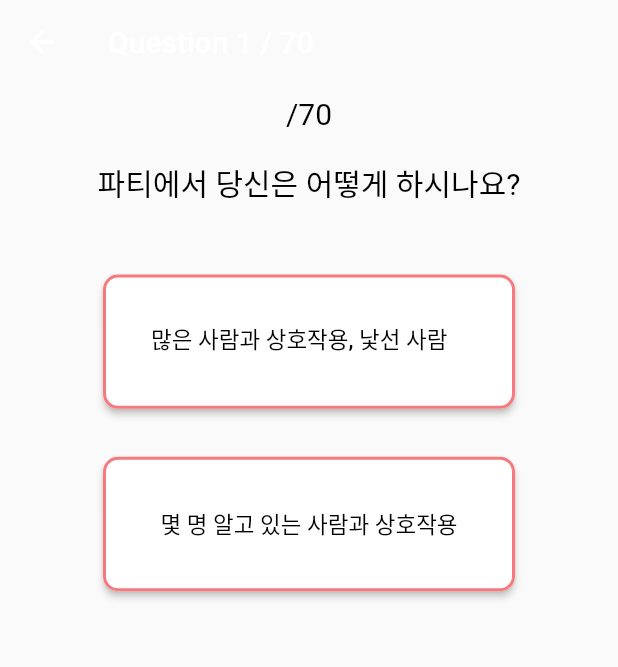
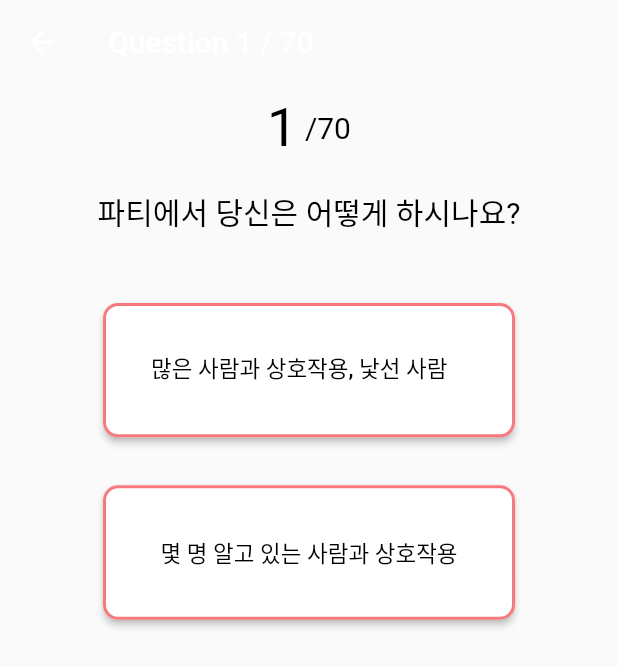
Before and after one commit to 9weeks-flutter-sfac/E1I3-challenge-MBTI-, a Flutter app: the QuestionPage screen opened directly, on a phone screen of 412 x 824 dp. Shown: the top 667 px of the screen. Run offline on Flutter 3.47's test engine with Material 2 defaults, Android fonts, the phone set to English and light mode, and no system bars; Roboto replaces fonts that are missing (PretendardBold, PretendardRegular, PretendardSemiBold).

Commit message:
질문 페이지

```diff
--- a/challenge/your_type_mbti/lib/question_page.dart
+++ b/challenge/your_type_mbti/lib/question_page.dart
@@ -57,7 +57,10 @@ class _QuestionPageState extends State<QuestionPage> {
                   crossAxisAlignment: CrossAxisAlignment.center,
                   mainAxisAlignment: MainAxisAlignment.center,
                   children: [
-                    // Text(),
+                    Text(Questions.mbtiQuestions[index]['num'], style: AppTextstyle.koPtBold36(),),
+                    SizedBox(
+                      width: 5,
+                    ),
                     Center(child: Text('/${Questions.mbtiQuestions.length}', style: AppTextstyle.koPtBold20()))
                   ],
                 ),
--- a/challenge/your_type_mbti/lib/questions.dart
+++ b/challenge/your_type_mbti/lib/questions.dart
@@ -1,6 +1,7 @@
-class Questions{
+class Questions {
   static List<Map<String, dynamic>> mbtiQuestions = [
     {
+      "num": "1",
       "question": "파티에서 당신은 어떻게 하시나요?",
       "options": [
         {"a": "많은 사람과 상호작용, 낯선 사람 포함"},
@@ -8,6 +9,7 @@ static List<Map<String, dynamic>> mbtiQuestions = [
       ]
     },
     {
+      "num": "2",
       "question": "다음 중 어떤 쪽이 더 많이 해당되나요?",
       "options": [
         {"a": "현실적인 편이다"},
@@ -15,6 +17,7 @@ static List<Map<String, dynamic>> mbtiQuestions = [
       ]
     },
     {
+      "num": "3",
       "question": "다음 중 어떤 것이 더 나쁘다고 생각하시나요?",
       "options": [
         {"a": "머리가 구름 속에 있는 것"},
@@ -22,6 +25,7 @@ static List<Map<String, dynamic>> mbtiQuestions = [
       ]
     },
     {
+      "num": "4",
       "question": "다음 중 어떤 것에 더 감명을 받나요?",
       "options": [
         {"a": "원칙"},
@@ -29,6 +33,7 @@ static List<Map<String, dynamic>> mbtiQuestions = [
       ]
     },
     {
+      "num": "5",
       "question": "다음 중 어떤 것에 더 끌리나요?",
       "options": [
         {"a": "납득시키는 것"},
@@ -36,6 +41,7 @@ static List<Map<String, dynamic>> mbtiQuestions = [
       ]
     },
     {
+      "num": "6",
       "question": "일할 때 어떤 스타일을 선호하나요?",
       "options": [
         {"a": "마감일에 맞추어서 일하다"},
@@ -43,6 +49,7 @@ static List<Map<String, dynamic>> mbtiQuestions = [
       ]
     },
     {
+      "num": "7",
       "question": "선택을 할 때 어떤 경향이 있나요?",
       "options": [
         {"a": "상당히 신중하게 선택한다"},
@@ -50,6 +57,7 @@ static List<Map<String, dynamic>> mbtiQuestions = [
       ]
     },
     {
+      "num": "8",
       "question": "파티에서 당신은 어떻게 하시나요?",
       "options": [
         {"a": "더 많은 에너지를 가지고 더 늦게 머무르다"},
@@ -57,6 +65,7 @@ static List<Map<String, dynamic>> mbtiQuestions = [
       ]
     },
     {
+      "num": "9",
       "question": "다음 중 어떤 종류의 사람에 더 끌리나요?",
       "options": [
         {"a": "실제적인 사람"},
@@ -64,6 +73,7 @@ static List<Map<String, dynamic>> mbtiQuestions = [
       ]
     },
     {
+      "num": "10",
       "question": "다음 중 어떤 것에 더 관심이 있나요?",
       "options": [
         {"a": "현재 현실"},
@@ -71,6 +81,7 @@ static List<Map<String, dynamic>> mbtiQuestions = [
       ]
     },
     {
+      "num": "11",
       "question": "다른 사람을 판단할 때 어떤 요소가 더 영향을 미치나요?",
       "options": [
         {"a": "법보다 상황에 좀 더 영향을 받는다"},
@@ -78,6 +89,7 @@ static List<Map<String, dynamic>> mbtiQuestions = [
       ]
     },
     {
+      "num": "12",
       "question": "다른 사람에게 접근할 때 어떤 경향이 있나요?",
       "options": [
         {"a": "상대적으로 객관적이다"},
@@ -85,6 +97,7 @@ static List<Map<String, dynamic>> mbtiQuestions = [
       ]
     },
     {
+      "num": "13",
       "question": "다음 중 어떤 특징이 더 나타나나요?",
       "options": [
         {"a": "시간을 엄격하게 지키는 편이다"},
@@ -92,6 +105,7 @@ static List<Map<String, dynamic>> mbtiQuestions = [
       ]
     },
     {
+      "num": "14",
       "question": "다음 중 어떤 것이 당신을 더 귀찮게 만드나요?",
       "options": [
         {"a": "불완전한 상태"},
@@ -99,6 +113,7 @@ static List<Map<String, dynamic>> mbtiQuestions = [
       ]
     },
     {
+      "num": "15",
       "question": "사회적 그룹에서 어떻게 행동하시나요?",
       "options": [
         {"a": "다른 사람들의 소식을 항상 따라갑니다"},
@@ -106,6 +121,7 @@ static List<Map<String, dynamic>> mbtiQuestions = [
       ]
     },
     {
+      "num": "16",
       "question": "일상적인 일을 할 때 어떤 경향이 있나요?",
       "options": [
         {"a": "보통 방식대로 합니다"},
@@ -113,6 +129,7 @@ static List<Map<String, dynamic>> mbtiQuestions = [
       ]
     },
     {
+      "num": "17",
       "question": "작가는 다음 중 어떤 것을 해야 한다고 생각하나요?",
       "options": [
         {"a": "의도한 대로 말하고 의도한 대로 하다"},
@@ -120,6 +137,7 @@ static List<Map<String, dynamic>> mbtiQuestions = [
       ]
     },
     {
+      "num": "18",
       "question": "다음 중 어떤 것이 더 매력적인가요?",
       "options": [
         {"a": "생각의 일관성"},
@@ -127,6 +145,7 @@ static List<Map<String, dynamic>> mbtiQuestions = [
       ]
     },
     {
+      "num": "19",
       "question": "판단을 내릴 때 더 편한 것은 무엇인가요?",
       "options": [
         {"a": "논리적인 판단"},
@@ -134,6 +153,7 @@ static List<Map<String, dynamic>> mbtiQuestions = [
       ]
     },
     {
+      "num": "20",
       "question": "무엇을 원하시나요?",
       "options": [
         {"a": "안정적이고 확정된 상태"},
@@ -141,6 +161,7 @@ static List<Map<String, dynamic>> mbtiQuestions = [
       ]
     },
     {
+      "num": "21",
       "question": "당신은 더:",
       "options": [
         {"a": "진지하고 결단력이 있다고 생각하시나요"},
@@ -148,6 +169,7 @@ static List<Map<String, dynamic>> mbtiQuestions = [
       ]
     },
     {
+      "num": "22",
       "question": "전화를 걸 때 어떻게 하시나요?",
       "options": [
         {"a": "모든 내용이 다 전해질 것이라고 의심하지 않는다"},
@@ -155,6 +177,7 @@ static List<Map<String, dynamic>> mbtiQuestions = [
       ]
     },
     {
+      "num": "23",
       "question": "사실은:",
       "options": [
         {"a": "자체로 말한다"},
@@ -162,6 +185,7 @@ static List<Map<String, dynamic>> mbtiQuestions = [
       ]
     },
     {
+      "num": "24",
       "question": "비전을 가진 사람들은:",
       "options": [
         {"a": "다소 짜증스러운 경향이 있다"},
@@ -169,6 +193,7 @@ static List<Map<String, dynamic>> mbtiQuestions = [
       ]
     },
     {
+      "num": "25",
       "question": "다음 중 더 자주:",
       "options": [
         {"a": "냉정한 사람이다"},
@@ -176,6 +201,7 @@ static List<Map<String, dynamic>> mbtiQuestions = [
       ]
     },
     {
+      "num": "26",
       "question": "다음 중 어떤 것이 더 나쁜 것이라고 생각하시나요?",
       "options": [
         {"a": "불공평하다"},
@@ -183,6 +209,7 @@ static List<Map<String, dynamic>> mbtiQuestions = [
       ]
     },
     {
+      "num": "27",
       "question": "다음 중 어떤 것을 더 중요하게 생각하시나요?",
       "options": [
         {"a": "논리"},
@@ -190,6 +217,7 @@ static List<Map<String, dynamic>> mbtiQuestions = [
       ]
     },
     {
+      "num": "28",
       "question": "어떤 상황에서 더 편하게 느끼시나요?",
       "options": [
         {"a": "계획된 일정"},
@@ -197,6 +225,7 @@ static List<Map<String, dynamic>> mbtiQuestions = [
       ]
     },
     {
+      "num": "29",
       "question": "다음 중 어떤 것이 더 나을 것 같다고 생각하시나요?",
       "options": [
         {"a": "규칙적인 일상"},
@@ -204,6 +233,7 @@ static List<Map<String, dynamic>> mbtiQuestions = [
       ]
     },
     {
+      "num": "30",
       "question": "어떤 종류의 영화나 책을 선호하시나요?",
       "options": [
         {"a": "로맨스나 판타지"},
@@ -211,6 +241,7 @@ static List<Map<String, dynamic>> mbtiQuestions = [
       ]
     },
     {
+      "num": "31",
       "question": "다음 중 어떤 것이 더 중요하다고 생각하시나요?",
       "options": [
         {"a": "자신의 목표 달성"},
@@ -218,6 +249,7 @@ static List<Map<String, dynamic>> mbtiQuestions = [
       ]
     },
     {
+      "num": "32",
       "question": "어떤 종류의 여행을 선호하시나요?",
       "options": [
         {"a": "계획된 일정과 일정 준수"},
@@ -225,6 +257,7 @@ static List<Map<String, dynamic>> mbtiQuestions = [
       ]
     },
     {
+      "num": "33",
       "question": "다른 사람과 의견 충돌이 있을 때 어떻게 대처하시나요?",
       "options": [
         {"a": "논리적으로 논쟁"},
@@ -232,6 +265,7 @@ static List<Map<String, dynamic>> mbtiQuestions = [
       ]
     },
     {
+      "num": "34",
       "question": "업무에서 어떤 역할을 선호하시나요?",
       "options": [
         {"a": "결정을 내릴 수 있는 리더 역할"},
@@ -239,6 +273,7 @@ static List<Map<String, dynamic>> mbtiQuestions = [
       ]
     },
     {
+      "num": "35",
       "question": "어떤 종류의 미래 계획을 세우시나요?",
       "options": [
         {"a": "구체적이고 계획적인 목표"},
@@ -246,6 +281,7 @@ static List<Map<String, dynamic>> mbtiQuestions = [
       ]
     },
     {
+      "num": "36",
       "question": "어떤 유형의 취미를 가지고 계시나요?",
       "options": [
         {"a": "분석적인 활동, 공부, 논의"},
@@ -253,6 +289,7 @@ static List<Map<String, dynamic>> mbtiQuestions = [
       ]
     },
     {
+      "num": "37",
       "question": "어떤 방식으로 문제 해결을 선호하시나요?",
       "options": [
         {"a": "논리와 사실에 기반한 해결책"},
@@ -260,6 +297,7 @@ static List<Map<String, dynamic>> mbtiQuestions = [
       ]
     },
     {
+      "num": "38",
       "question": "다른 사람들과의 대화에서 무엇이 더 중요하다고 생각하시나요?",
       "options": [
         {"a": "주제와 정보에 중점을 두는 것"},
@@ -267,6 +305,7 @@ static List<Map<String, dynamic>> mbtiQuestions = [
       ]
     },
     {
+      "num": "39",
       "question": "어떤 종류의 음악을 선호하시나요?",
       "options": [
         {"a": "클래식, 재즈, 혼잡한 음악"},
@@ -274,6 +313,7 @@ static List<Map<String, dynamic>> mbtiQuestions = [
       ]
     },
     {
+      "num": "40",
       "question": "어떤 유형의 영화를 더 좋아하시나요?",
       "options": [
         {"a": "과학 픽션 또는 다크 드라마"},
@@ -281,6 +321,7 @@ static List<Map<String, dynamic>> mbtiQuestions = [
       ]
     },
     {
+      "num": "41",
       "question": "당신은 무엇에 더 편안한가요?",
       "options": [
         {"a": "계약된 작업"},
@@ -288,6 +329,7 @@ static List<Map<String, dynamic>> mbtiQuestions = [
       ]
     },
     {
+      "num": "42",
       "question": "당신은 주로 무엇을 찾나요?",
       "options": [
         {"a": "체계적인 것"},
@@ -295,6 +337,7 @@ static List<Map<String, dynamic>> mbtiQuestions = [
       ]
     },
     {
+      "num": "43",
       "question": "당신은 어떤 것을 선호하나요?",
       "options": [
         {"a": "짧은 접촉을 가진 많은 친구"},
@@ -302,6 +345,7 @@ static List<Map<String, dynamic>> mbtiQuestions = [
       ]
     },
     {
+      "num": "44",
       "question": "당신은 무엇을 더 중요하게 생각하나요?",
       "options": [
         {"a": "사실"},
@@ -309,6 +353,7 @@ static List<Map<String, dynamic>> mbtiQuestions = [
       ]
     },
     {
+      "num": "45",
       "question": "당신은 무엇에 더 관심이 있나요?",
       "options": [
         {"a": "생산과 배포"},
@@ -316,6 +361,7 @@ static List<Map<String, dynamic>> mbtiQuestions = [
       ]
     },
     {
+      "num": "46",
       "question": "어떤 것이 더 칭찬이 될 것 같나요?",
       "options": [
         {"a": "그 사람은 아주 논리적이에"},
@@ -323,6 +369,7 @@ static List<Map<String, dynamic>> mbtiQuestions = [
       ]
     },
     {
+      "num": "47",
       "question": "당신은 자신에게 어떤 가치를 두나요?",
       "options": [
         {"a": "단호함"},
@@ -330,6 +377,7 @@ static List<Map<String, dynamic>> mbtiQuestions = [
       ]
     },
     {
+      "num": "48",
       "question": "당신은 주로 어떤 것을 선호하나요?",
       "options": [
         {"a": "최종적이고 변경할 수 없는 진술"},
@@ -337,6 +385,7 @@ static List<Map<String, dynamic>> mbtiQuestions = [
       ]
     },
     {
+      "num": "49",
       "question": "당신은 어떤 상황에서 더 편안한가요?",
       "options": [
         {"a": "결정을 내린 후"},
@@ -344,7 +393,7 @@ static List<Map<String, dynamic>> mbtiQuestions = [
       ]
     },
     {
-
+      "num": "50",
       "question": "당신은 무엇을 하나요?",
       "options": [
         {"a": "낯선 사람과 쉽고 길게 말하다"},
@@ -352,7 +401,7 @@ static List<Map<String, dynamic>> mbtiQuestions = [
       ]
     },
     {
-
+      "num": "51",
       "question": "당신은 주로 어떤 것을 신뢰하나요?",
       "options": [
         {"a": "경험"},
@@ -360,7 +409,7 @@ static List<Map<String, dynamic>> mbtiQuestions = [
       ]
     },
     {
-
+      "num": "52",
       "question": "당신은 어떤 면에서 더 실용적인가요?",
       "options": [
         {"a": "실용적인 면"},
@@ -368,7 +417,7 @@ static List<Map<String, dynamic>> mbtiQuestions = [
       ]
     },
     {
-
+      "num": "53",
       "question": "누구를 칭찬하는 것이 더 적절할까요?",
       "options": [
         {"a": "명쾌한 이성을 가진 사람 중 한 명"},
@@ -376,7 +425,7 @@ static List<Map<String, dynamic>> mbtiQuestions = [
       ]
     },
     {
-
+      "num": "54",
       "question": "당신은 주로 어떤 경향이 있나요?",
       "options": [
         {"a": "공정한 마음을 가진 경향"},
@@ -384,7 +433,7 @@ static List<Map<String, dynamic>> mbtiQuestions = [
       ]
     },
     {
-
+      "num": "55",
       "question": "대부분의 경우 어떤 것이 더 나은가요?",
       "options": [
         {"a": "모든 것이 잘 정리되어 있는 것"},
@@ -392,7 +441,7 @@ static List<Map<String, dynamic>> mbtiQuestions = [
       ]
     },
     {
-
+      "num": "56",
       "question": "관계에서 대부분의 것은 어떻게 되어야 하나요?",
       "options": [
         {"a": "재협상 가능한 것"},
@@ -400,7 +449,7 @@ static List<Map<String, dynamic>> mbtiQuestions = [
       ]
     },
     {
-
+      "num": "57",
       "question": "전화 벨이 울릴 때 당신은 어떻게 하나요?",
       "options": [
         {"a": "가장 먼저 전화를 받으려고 빨리 움직인다"},
@@ -408,7 +457,7 @@ static List<Map<String, dynamic>> mbtiQuestions = [
       ]
     },
     {
-
+      "num": "58",
       "question": "당신은 자신에게 어떤 것을 가장 소중하게 생각하나요?",
       "options": [
         {"a": "현실감을 가진 강한 감각"},
@@ -416,7 +465,7 @@ static List<Map<String, dynamic>> mbtiQuestions = [
       ]
     },
     {
-
+      "num": "59",
       "question": "당신은 어떤 것에 더 끌리나요?",
       "options": [
         {"a": "기본 개념"},
@@ -424,7 +473,7 @@ static List<Map<String, dynamic>> mbtiQuestions = [
       ]
     },
     {
-
+      "num": "60",
       "question": "어느 쪽이 더 큰 오류처럼 보이나요?",
       "options": [
         {"a": "너무 열정적인 것"},
@@ -432,7 +481,7 @@ static List<Map<String, dynamic>> mbtiQuestions = [
       ]
     },
     {
-
+      "num": "61",
       "question": "당신은 기본적으로 어떤 사람으로 생각하나요?",
       "options": [
         {"a": "머리가 딱딱한 사람"},
@@ -440,14 +489,14 @@ static List<Map<String, dynamic>> mbtiQuestions = [
       ]
     },
     {
-
+"num": "62",
       "question": "어떤 상황이 더 매력적으로 다가옵니까?",
       "options": [
         {"a": "구조화되고 일정한 상황"},
         {"b": "구조화되지 않고 일정하지 않은 상황"}
       ]
     },
-  {
+    {"num": "63",
 
       "question": "당신은 어떤 사람인가요?",
       "options": [
@@ -455,7 +504,7 @@ static List<Map<String, dynamic>> mbtiQuestions = [
         {"b": "변덕스러운 사람"}
       ]
     },
-  {
+    {"num": "64",
 
       "question": "당신은 더 접근하기 쉬운 편인가요?",
       "options": [
@@ -464,14 +513,14 @@ static List<Map<String, dynamic>> mbtiQuestions = [
       ]
     },
     {
-
+"num": "65",
       "question": "글을 쓸 때 당신은 어떤 것을 선호하나요?",
       "options": [
         {"a": "더 직업적인 표현"},
         {"b": "더 비유적인 표현"}
       ]
     },
-  {
+    {"num": "66",
 
       "question": "다른 사람과 어울리기가 더 어려운 것은 무엇인가요?",
       "options": [
@@ -480,7 +529,7 @@ static List<Map<String, dynamic>> mbtiQuestions = [
       ]
     },
     {
-
+"num": "67",
       "question": "당신은 자신에게 어떤 것을 더 바라나요?",
       "options": [
         {"a": "명쾌한 이성적 사고력"},
@@ -488,14 +537,14 @@ static List<Map<String, dynamic>> mbtiQuestions = [
       ]
     },
     {
-
+"num": "68",
       "question": "어떤 것이 더 큰 결점인가요?",
       "options": [
         {"a": "무분별함"},
         {"b": "비판적인 경향"}
       ]
     },
-  {
+    {"num": "69",
 
       "question": "당신은 어떤 것을 더 선호하나요?",
       "options": [
@@ -504,7 +553,7 @@ static List<Map<String, dynamic>> mbtiQuestions = [
       ]
     },
     {
-
+"num": "70",
       "question": "당신은 주로 어떤 성향이 있나요?",
       "options": [
         {"a": "심사숙고적이고 계획적인 성향"},
@@ -512,5 +561,4 @@ static List<Map<String, dynamic>> mbtiQuestions = [
       ]
     }
   ];
-
 }
```
Lines whose indentation alone changed are shown as unchanged.
